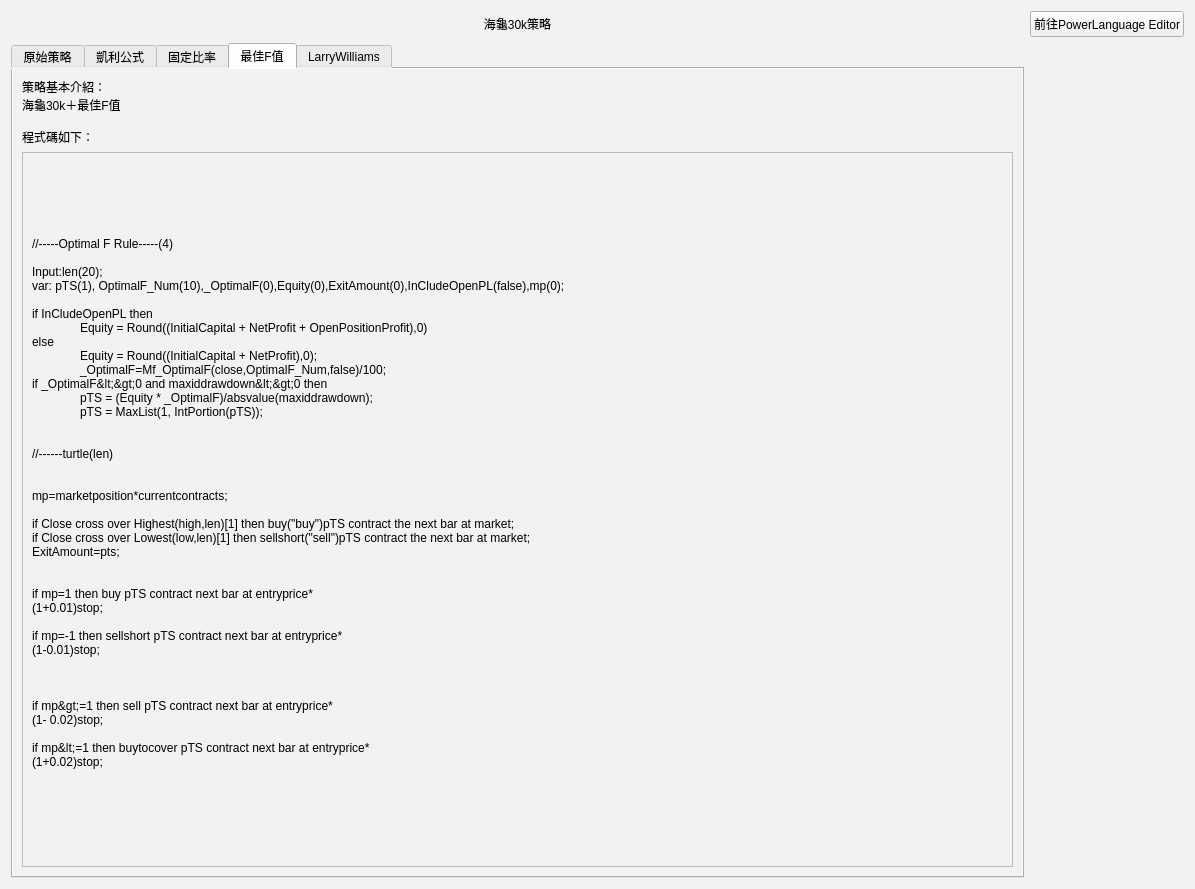
Old version of the form Turtle30k_Strategies_UI.ui in the repository allen93075/Winner.
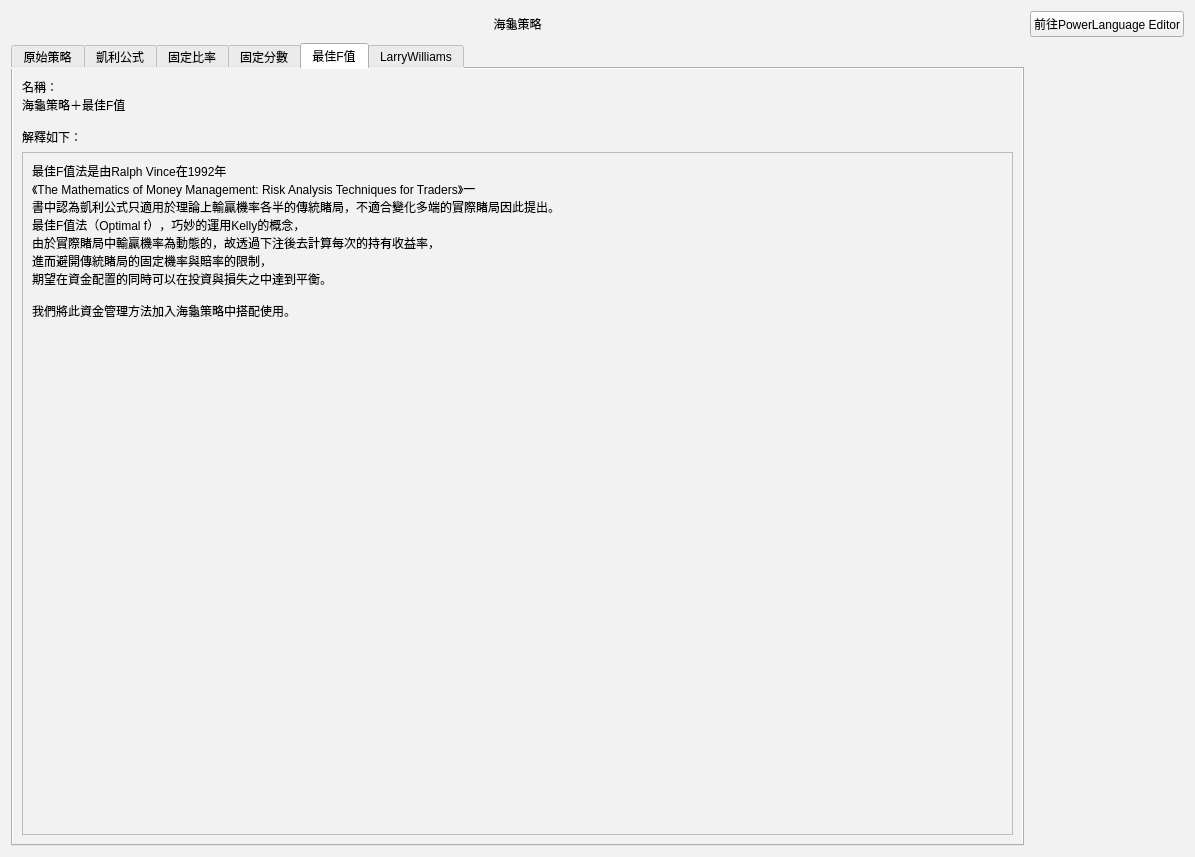
New version of the form. The open tabs and pages were chosen to show the change.

Diff of the .ui file:
```diff
--- a/Turtle30k_Strategies_UI.ui
+++ b/Turtle30k_Strategies_UI.ui
@@ -7,7 +7,7 @@
     <x>0</x>
     <y>0</y>
     <width>1195</width>
-    <height>889</height>
+    <height>857</height>
    </rect>
   </property>
   <property name="windowTitle">
@@ -29,44 +29,35 @@
    </item>
    <item row="0" column="0">
     <widget class="QLabel" name="label_2">
-     <property name="styleSheet">
-      <string notr="true"/>
-     </property>
      <property name="text">
-      <string>海龜30k策略</string>
-     </property>
-     <property name="alignment">
-      <set>Qt::AlignCenter</set>
-     </property>
-    </widget>
-   </item>
-   <item row="1" column="0">
-    <widget class="QTabWidget" name="tabWidget">
-     <property name="styleSheet">
-      <string notr="true"/>
-     </property>
-     <property name="tabShape">
-      <enum>QTabWidget::Rounded</enum>
-     </property>
-     <property name="currentIndex">
-      <number>4</number>
-     </property>
-     <property name="tabBarAutoHide">
-      <bool>false</bool>
-     </property>
-     <widget class="QWidget" name="tab">
-      <attribute name="title">
-       <string>原始策略</string>
-      </attribute>
-      <layout class="QGridLayout" name="gridLayout_2">
-       <item row="0" column="0">
-        <widget class="QLabel" name="label">
-         <property name="styleSheet">
-          <string notr="true"/>
-         </property>
-         <property name="text">
-          <string>策略基本介紹：
-海龜30k基本策略
+      <string>海龜策略</string>
+    </property>
+    <property name="alignment">
+     <set>Qt::AlignCenter</set>
+    </property>
+   </widget>
+  </item>
+  <item row="1" column="0">
+   <widget class="QTabWidget" name="tabWidget">
+    <property name="tabShape">
+     <enum>QTabWidget::Rounded</enum>
+    </property>
+    <property name="currentIndex">
+     <number>0</number>
+    </property>
+    <property name="tabBarAutoHide">
+     <bool>false</bool>
+    </property>
+    <widget class="QWidget" name="tab">
+     <attribute name="title">
+      <string>原始策略</string>
+     </attribute>
+     <layout class="QGridLayout" name="gridLayout_2">
+      <item row="0" column="0">
+       <widget class="QLabel" name="label">
+        <property name="text">
+         <string>名稱：
+海龜基本策略
 
 程式碼如下：</string>
          </property>
@@ -238,7 +229,7 @@
             <height>696</height>
            </rect>
           </property>
-          <layout class="QGridLayout" name="gridLayout_9">
+          <layout class="QGridLayout" name="gridLayout_10">
            <item row="0" column="0">
             <widget class="QLabel" name="label_11">
              <property name="text">
@@ -291,6 +282,13 @@
          </widget>
         </widget>
        </item>
+      </layout>
+     </widget>
+     <widget class="QWidget" name="tab_4">
+      <attribute name="title">
+       <string>固定分數</string>
+      </attribute>
+      <layout class="QGridLayout" name="gridLayout_5">
        <item row="0" column="0">
         <widget class="QLabel" name="label_4">
          <property name="text">
@@ -301,6 +299,40 @@
          </property>
         </widget>
        </item>
+       <item row="1" column="0">
+        <widget class="QScrollArea" name="scrollArea_4">
+         <property name="widgetResizable">
+          <bool>true</bool>
+         </property>
+         <widget class="QWidget" name="scrollAreaWidgetContents_4">
+          <property name="geometry">
+           <rect>
+            <x>0</x>
+            <y>0</y>
+            <width>948</width>
+            <height>664</height>
+           </rect>
+          </property>
+          <layout class="QGridLayout" name="gridLayout_11">
+           <item row="0" column="0">
+            <widget class="QLabel" name="label_12">
+             <property name="text">
+              <string>固定分數（Fixed Fraction）和固定比率都是常用的資金管理模式，
+而固定分數的基本邏輯是，限制住每一交易所冒的風險佔我們整體資金的比例。
+假設今天我們有NTD $100萬的資金，而每次交易的損失不超過手中資金的2%，而這2%就數我們的交易風險比例。
+
+我們將此資金管理方法加入海龜策略中搭配使用。
+</string>
+             </property>
+             <property name="alignment">
+              <set>Qt::AlignLeading|Qt::AlignLeft|Qt::AlignTop</set>
+             </property>
+            </widget>
+           </item>
+          </layout>
+         </widget>
+        </widget>
+       </item>
       </layout>
      </widget>
      <widget class="QWidget" name="tab_5">
@@ -308,80 +340,54 @@
        <string>最佳F值</string>
       </attribute>
       <layout class="QGridLayout" name="gridLayout_6">
-       <item row="1" column="0">
-        <widget class="QScrollArea" name="scrollArea_4">
-         <property name="widgetResizable">
-          <bool>true</bool>
-         </property>
-         <widget class="QWidget" name="scrollAreaWidgetContents_4">
-          <property name="geometry">
-           <rect>
-            <x>0</x>
-            <y>0</y>
-            <width>948</width>
-            <height>696</height>
-           </rect>
-          </property>
-          <layout class="QGridLayout" name="gridLayout_10">
-           <item row="0" column="0">
-            <widget class="QLabel" name="label_13">
-             <property name="text">
-              <string>//-----Optimal F Rule-----(4)
-
-Input:len(20);
-var: pTS(1), OptimalF_Num(10),_OptimalF(0),Equity(0),ExitAmount(0),InCludeOpenPL(false),mp(0);
-
-if InCludeOpenPL then
-	Equity = Round((InitialCapital + NetProfit + OpenPositionProfit),0)
-else
-	Equity = Round((InitialCapital + NetProfit),0);
-	_OptimalF=Mf_OptimalF(close,OptimalF_Num,false)/100;
-if _OptimalF&lt;&gt;0 and maxiddrawdown&lt;&gt;0 then
-	pTS = (Equity * _OptimalF)/absvalue(maxiddrawdown);
-	pTS = MaxList(1, IntPortion(pTS));
-
-
-//------turtle(len)
-
-
-mp=marketposition*currentcontracts;
-
-if Close cross over Highest(high,len)[1] then buy(&quot;buy&quot;)pTS contract the next bar at market;
-if Close cross over Lowest(low,len)[1] then sellshort(&quot;sell&quot;)pTS contract the next bar at market;
-ExitAmount=pts;
-
-
-if mp=1 then buy pTS contract next bar at entryprice*
-(1+0.01)stop;
-
-if mp=-1 then sellshort pTS contract next bar at entryprice*
-(1-0.01)stop;
-
-
-
-if mp&gt;=1 then sell pTS contract next bar at entryprice*
-(1- 0.02)stop;
-
-if mp&lt;=1 then buytocover pTS contract next bar at entryprice*
-(1+0.02)stop;
-</string>
-             </property>
-            </widget>
-           </item>
-          </layout>
-         </widget>
-        </widget>
-       </item>
        <item row="0" column="0">
         <widget class="QLabel" name="label_6">
          <property name="text">
-          <string>策略基本介紹：
-海龜30k＋最佳F值
+          <string>名稱：
+海龜策略＋最佳F值
 
-程式碼如下：</string>
+解釋如下：</string>
          </property>
         </widget>
        </item>
+       <item row="1" column="0">
+        <widget class="QScrollArea" name="scrollArea_5">
+         <property name="widgetResizable">
+          <bool>true</bool>
+         </property>
+         <widget class="QWidget" name="scrollAreaWidgetContents_5">
+          <property name="geometry">
+           <rect>
+            <x>0</x>
+            <y>0</y>
+            <width>948</width>
+            <height>664</height>
+           </rect>
+          </property>
+          <layout class="QGridLayout" name="gridLayout_12">
+           <item row="0" column="0">
+            <widget class="QLabel" name="label_13">
+             <property name="text">
+              <string>最佳F值法是由Ralph Vince在1992年
+《The Mathematics of Money Management: Risk Analysis Techniques for Traders》一
+書中認為凱利公式只適用於理論上輸贏機率各半的傳統賭局，不適合變化多端的實際賭局因此提出。
+最佳F值法（Optimal f），巧妙的運用Kelly的概念，
+由於實際賭局中輸贏機率為動態的，故透過下注後去計算每次的持有收益率，
+進而避開傳統賭局的固定機率與賠率的限制，
+期望在資金配置的同時可以在投資與損失之中達到平衡。
+
+我們將此資金管理方法加入海龜策略中搭配使用。
+</string>
+             </property>
+             <property name="alignment">
+              <set>Qt::AlignLeading|Qt::AlignLeft|Qt::AlignTop</set>
+             </property>
+            </widget>
+           </item>
+          </layout>
+         </widget>
+        </widget>
+       </item>
       </layout>
      </widget>
      <widget class="QWidget" name="tab_6">
@@ -400,7 +406,7 @@
         </widget>
        </item>
        <item row="1" column="0">
-        <widget class="QScrollArea" name="scrollArea_5">
+        <widget class="QScrollArea" name="scrollArea_6">
          <property name="widgetResizable">
           <bool>true</bool>
          </property>
@@ -410,7 +416,7 @@
             <x>0</x>
             <y>0</y>
             <width>948</width>
-            <height>712</height>
+            <height>664</height>
            </rect>
           </property>
           <layout class="QGridLayout" name="gridLayout_11">
```
Left out of the diff: 224 changed lines with no effect on the pictures.
